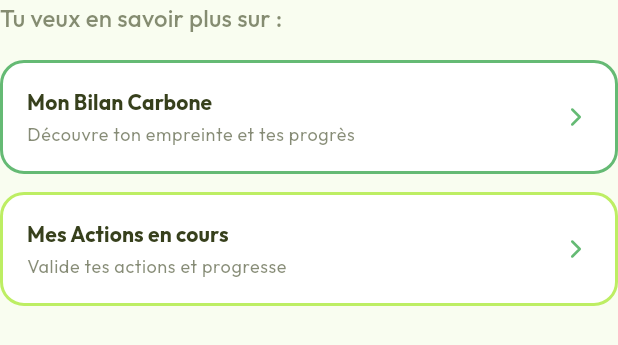
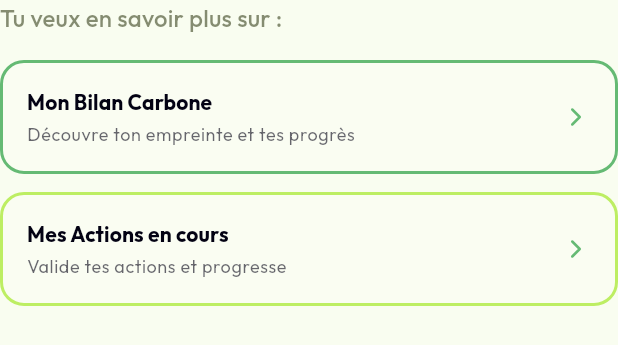
Before and after one commit to MorganPhlp/oikos, a Flutter app: the QuickAccessWidget widget shown alone on an empty page, opened directly, on a phone screen of 412 x 824 dp. Shown: the top 345 px of the screen. Run offline on Flutter 3.47's test engine with Material 3 defaults, Android fonts, the phone set to English and light mode, and no system bars; our stand-ins replace bloc_concurrency, equatable, fl_chart, flutter_animate, flutter_bloc, fpdart and 9 more; missing offline and left inert: contribution_heatmap, flutter_confetti, flutter_js, mobile_scanner, syncfusion_flutter_pdfviewer; accounts and stored records are empty; network calls fail.

Commit message:
restructuration home page

```diff
--- a/lib/features/home/presentation/widgets/quick_access_widget.dart
+++ b/lib/features/home/presentation/widgets/quick_access_widget.dart
@@ -27,8 +27,7 @@ class QuickAccessWidget extends StatelessWidget {
           subtitle: "Découvre ton empreinte et tes progrès",
           borderColor: AppColors.lightPrimary,
           icon: LucideIcons.barChart3,
-          // TODO : remplacer par la route
-          routeName: '',
+          routeName: '/dashboard',
         ),
 
         const SizedBox(height: 12),
@@ -39,8 +38,7 @@ class QuickAccessWidget extends StatelessWidget {
           subtitle: "Valide tes actions et progresse",
           borderColor: AppColors.gradientGreenStart, // Bordure Lime
           icon: LucideIcons.target,
-          // TODO : remplacer par la route
-          routeName: '',
+          routeName: '/my_actions',
         ),
       ],
     );
@@ -72,7 +70,7 @@ class _QuickAccessButton extends StatelessWidget {
       child: Container(
         padding: const EdgeInsets.all(16),
         decoration: BoxDecoration(
-          color: Colors.white,
+          color: theme.colorScheme.onPrimary.withValues(alpha: 0.1),
           borderRadius: BorderRadius.circular(16),
           border: Border.all(color: borderColor, width: 2),
         ),
@@ -87,14 +85,16 @@ class _QuickAccessButton extends StatelessWidget {
                     title,
                     style: theme.textTheme.titleSmall?.copyWith(
                       fontWeight: FontWeight.bold,
-                      color: AppColors.lightTextPrimary,
+                      color: theme.colorScheme.onSecondary,
                     ),
                   ),
                   const SizedBox(height: 4),
                   Text(
                     subtitle,
                     style: theme.textTheme.bodySmall?.copyWith(
-                      color: AppColors.lightTextPrimary.withValues(alpha: 0.6),
+                      color: theme.colorScheme.onSecondary.withValues(
+                        alpha: 0.6,
+                      ),
                     ),
                   ),
                 ],
@@ -103,7 +103,7 @@ class _QuickAccessButton extends StatelessWidget {
             // Flèche de navigation
             Icon(
               LucideIcons.chevronRight,
-              color: AppColors.lightPrimary,
+              color: theme.colorScheme.primary,
               size: 20,
             ),
           ],
--- a/lib/features/streak/presentation/widgets/streak_finished_view.dart
+++ b/lib/features/streak/presentation/widgets/streak_finished_view.dart
@@ -37,7 +37,7 @@ class StreakFinishedView extends StatelessWidget {
             ),
             const SizedBox(height: 12),
             Text(
-              "La saison est clôturée. Tes actions ne comptent plus pour cette streak. Reviens vite pour la prochaine !",
+              "La saison est malheureusement terminée. Tes actions ne comptent plus pour cette streak. Reviens vite pour la prochaine !",
               textAlign: TextAlign.center,
               style: theme.textTheme.bodySmall,
             ),
```
Also changed, not shown: lib/features/home/presentation/pages/home_page.dart (+13 -49 lines), lib/features/streak/presentation/widgets/streak_loss_widget.dart (+6 -2 lines), lib/features/streak/presentation/widgets/streak_widget.dart (+7 -2 lines), pubspec.lock.
